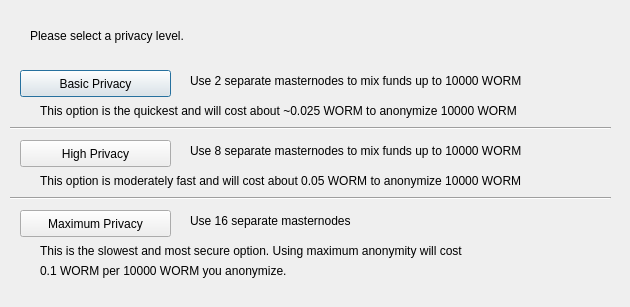
Old version of the form src/qt/forms/obfuscationconfig.ui in the repository Tacolover420/WORM.
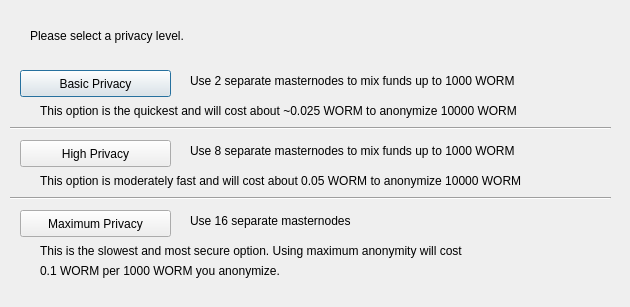
New version of the form.

The edit to the form file:
```diff
--- a/src/qt/forms/obfuscationconfig.ui
+++ b/src/qt/forms/obfuscationconfig.ui
@@ -75,7 +75,7 @@
     </rect>
    </property>
    <property name="text">
-    <string>Use 2 separate masternodes to mix funds up to 10000 WORM</string>
+    <string>Use 2 separate masternodes to mix funds up to 1000 WORM</string>
    </property>
   </widget>
   <widget class="QLabel" name="label_3">
@@ -88,7 +88,7 @@
     </rect>
    </property>
    <property name="text">
-    <string>Use 8 separate masternodes to mix funds up to 10000 WORM</string>
+    <string>Use 8 separate masternodes to mix funds up to 1000 WORM</string>
    </property>
   </widget>
   <widget class="QLabel" name="label_4">
@@ -153,7 +153,7 @@
     </rect>
    </property>
    <property name="text">
-    <string>0.1 WORM per 10000 WORM you anonymize.</string>
+    <string>0.1 WORM per 1000 WORM you anonymize.</string>
    </property>
   </widget>
   <widget class="Line" name="line">
```
